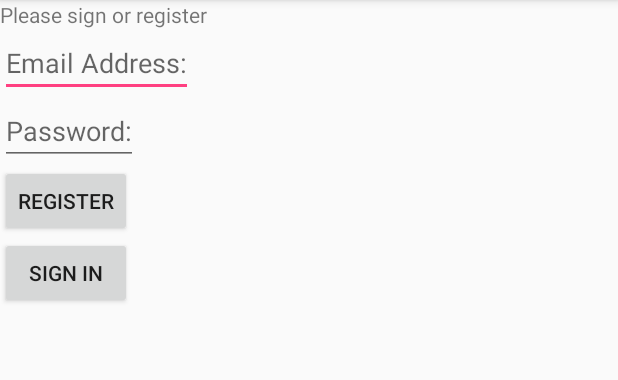
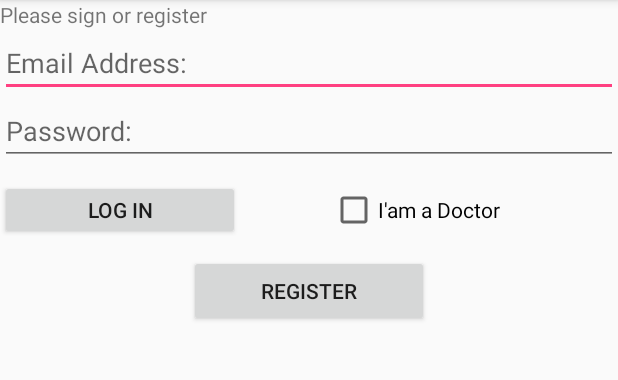
Before and after one commit to mrahimov/We-Care, an Android app: the screen it shows after launch (LoginActivity), on a phone screen of 412 x 824 dp, the part 84-464 px from its top. Run offline under Robolectric (Android 15) with nearby library versions, the light colour scheme and no system bars; our stand-ins replace Firebase (no records; nobody signed in at launch, a user with empty details on screens opened directly).

Commit message:
fineshed with login doctors and paitents

```diff
--- a/app/src/main/res/layout/login_activity.xml
+++ b/app/src/main/res/layout/login_activity.xml
@@ -12,26 +12,46 @@
 
     <EditText
       android:id="@+id/email_login_edit_text"
-        android:layout_width="wrap_content"
+      android:layout_width="match_parent"
       android:layout_height="wrap_content"
       android:hint="Email Address:"/>
 
     <EditText
       android:id="@+id/password_login_edit_text"
-        android:layout_width="wrap_content"
+      android:layout_width="match_parent"
       android:layout_height="wrap_content"
       android:hint="Password:"/>
 
-    <Button
-        android:id="@+id/register_button"
-        android:layout_width="wrap_content"
-        android:layout_height="wrap_content"
-        android:text="@string/register" />
+    <LinearLayout
+      android:layout_width="match_parent"
+      android:layout_height="50dp"
+      android:orientation="horizontal">
 
         <Button
           android:id="@+id/sign-in_button"
+          android:layout_width="160dp"
+          android:layout_height="wrap_content"
+          android:layout_marginTop="10dp"
+          android:layout_marginRight="60dp"
+          android:text="@string/sign_in"/>
+
+        <CheckBox
+          android:id="@+id/checkbox_doctor"
           android:layout_width="wrap_content"
           android:layout_height="wrap_content"
-        android:text="@string/sign_in" />
+          android:text="I'am a Doctor"
+          android:layout_marginTop="10dp"/>
+
 
     </LinearLayout>
+
+    <Button
+      android:id="@+id/register_button"
+      android:layout_width="160dp"
+      android:layout_height="wrap_content"
+      android:layout_gravity="center"
+      android:layout_marginTop="10dp"
+      android:text="@string/register"/>
+
+
+</LinearLayout>
--- a/app/src/main/res/values/strings.xml
+++ b/app/src/main/res/values/strings.xml
@@ -7,5 +7,5 @@
     <string name="register">Register</string>
     <string name="patient_registration">Patient Registration</string>
     <string name="doctor_registration">Doctor Registration</string>
-    <string name="sign_in">Sign in</string>
+    <string name="sign_in">Log in</string>
 </resources>
```
Also changed, not shown: app/src/main/java/com/example/murodjonrahimov/wecare/LoginActivity.java (+25 -4 lines). Lines whose indentation alone changed are shown as unchanged.
